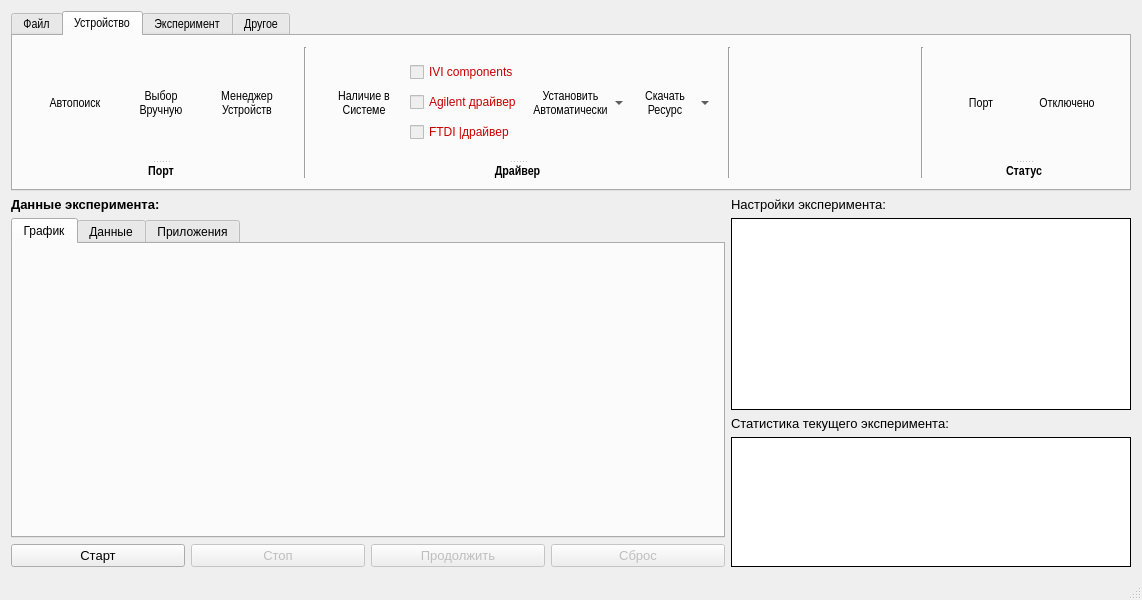
First picture: the form in mainwindow.ui, repository gurmaaan/WeldAnalysis, before the edit.
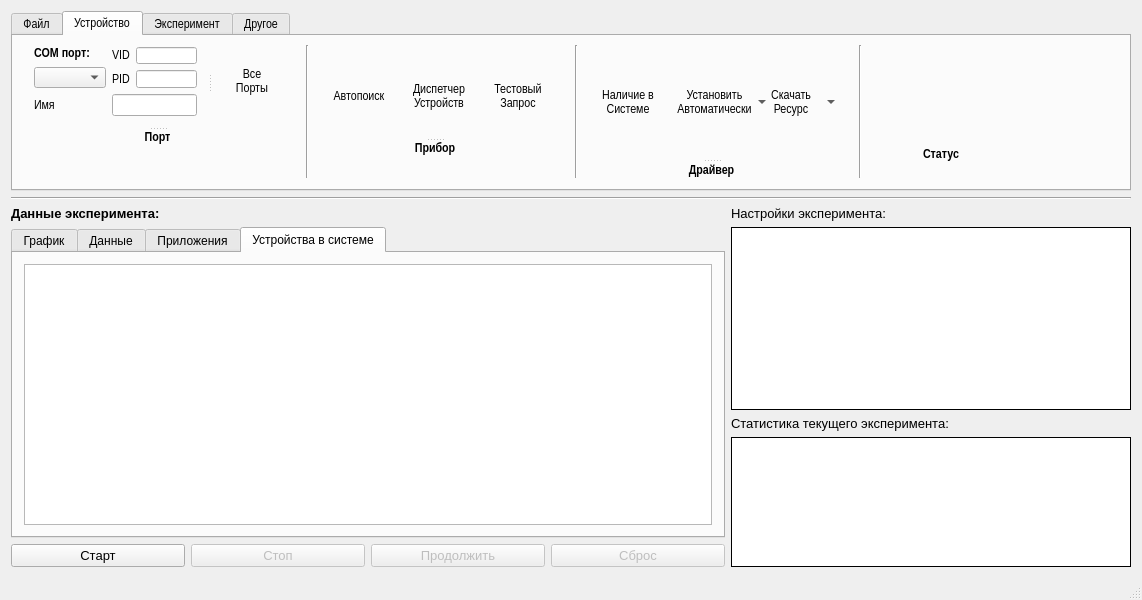
Second picture: the form after the edit. The open tabs and pages were chosen to show the change. Icons and pictures are not drawn. Custom widgets are drawn as their Qt base class.

Patch:
```diff
--- a/mainwindow.ui
+++ b/mainwindow.ui
@@ -527,16 +527,61 @@
        <attribute name="title">
         <string>Устройство</string>
        </attribute>
-       <layout class="QHBoxLayout" name="horizontalLayout_7">
-        <item>
-         <widget class="QSplitter" name="menu_device_port_group">
+       <widget class="Line" name="menu_device_1_line">
+        <property name="geometry">
+         <rect>
+          <x>286</x>
+          <y>9</y>
+          <width>16</width>
+          <height>133</height>
+         </rect>
+        </property>
           <property name="orientation">
            <enum>Qt::Vertical</enum>
           </property>
-          <widget class="QWidget" name="layoutWidget3">
-           <layout class="QHBoxLayout" name="menu_device_port_tools">
+       </widget>
+       <widget class="Line" name="menu_device_1_line_2">
+        <property name="geometry">
+         <rect>
+          <x>555</x>
+          <y>9</y>
+          <width>16</width>
+          <height>133</height>
+         </rect>
+        </property>
+        <property name="orientation">
+         <enum>Qt::Vertical</enum>
+        </property>
+       </widget>
+       <widget class="Line" name="menu_device_1_line_3">
+        <property name="geometry">
+         <rect>
+          <x>839</x>
+          <y>9</y>
+          <width>16</width>
+          <height>133</height>
+         </rect>
+        </property>
+        <property name="orientation">
+         <enum>Qt::Vertical</enum>
+        </property>
+       </widget>
+       <widget class="QSplitter" name="splitter_4">
+        <property name="geometry">
+         <rect>
+          <x>295</x>
+          <y>9</y>
+          <width>254</width>
+          <height>110</height>
+         </rect>
+        </property>
+        <property name="orientation">
+         <enum>Qt::Vertical</enum>
+        </property>
+        <widget class="QWidget" name="">
+         <layout class="QHBoxLayout" name="horizontalLayout_11">
             <item>
-             <widget class="QToolButton" name="menu_device_autoSearch_button">
+           <widget class="QToolButton" name="menu_device_gadget_autoButton">
               <property name="sizePolicy">
                <sizepolicy hsizetype="Fixed" vsizetype="Fixed">
                 <horstretch>0</horstretch>
@@ -589,52 +634,7 @@
              </widget>
             </item>
             <item>
-             <widget class="QToolButton" name="menu_device_manualSearch_button">
-              <property name="sizePolicy">
-               <sizepolicy hsizetype="Fixed" vsizetype="Fixed">
-                <horstretch>0</horstretch>
-                <verstretch>0</verstretch>
-               </sizepolicy>
-              </property>
-              <property name="minimumSize">
-               <size>
-                <width>80</width>
-                <height>80</height>
-               </size>
-              </property>
-              <property name="toolTip">
-               <string>Выбор порта вручную из списка всех доступных</string>
-              </property>
-              <property name="statusTip">
-               <string>Выбор порта вручную из списка всех доступных</string>
-              </property>
-              <property name="text">
-               <string>Выбор
-Вручную</string>
-              </property>
-              <property name="icon">
-               <iconset resource="sources.qrc">
-                <normaloff>:/GUI/Icons/Device/PortManual.png</normaloff>:/GUI/Icons/Device/PortManual.png</iconset>
-              </property>
-              <property name="iconSize">
-               <size>
-                <width>50</width>
-                <height>50</height>
-               </size>
-              </property>
-              <property name="shortcut">
-               <string>Ctrl+Shift+F</string>
-              </property>
-              <property name="toolButtonStyle">
-               <enum>Qt::ToolButtonTextUnderIcon</enum>
-              </property>
-              <property name="autoRaise">
-               <bool>true</bool>
-              </property>
-             </widget>
-            </item>
-            <item>
-             <widget class="QToolButton" name="menu_device_winManager_button">
+           <widget class="QToolButton" name="menu_device_port_winManager_button">
               <property name="sizePolicy">
                <sizepolicy hsizetype="Fixed" vsizetype="Fixed">
                 <horstretch>0</horstretch>
@@ -660,7 +660,7 @@
                <enum>Qt::LeftToRight</enum>
               </property>
               <property name="text">
-               <string>Менеджер 
+             <string>Диспетчер
 Устройств</string>
               </property>
               <property name="icon">
@@ -681,9 +681,63 @@
               </property>
              </widget>
             </item>
-           </layout>
-          </widget>
-          <widget class="QLabel" name="menu_device_port_label">
+          <item>
+           <widget class="QToolButton" name="menu_device_gadget_test_button">
+            <property name="sizePolicy">
+             <sizepolicy hsizetype="Fixed" vsizetype="Fixed">
+              <horstretch>0</horstretch>
+              <verstretch>0</verstretch>
+             </sizepolicy>
+            </property>
+            <property name="minimumSize">
+             <size>
+              <width>80</width>
+              <height>80</height>
+             </size>
+            </property>
+            <property name="font">
+             <font>
+              <family>Arial Narrow</family>
+              <pointsize>10</pointsize>
+             </font>
+            </property>
+            <property name="toolTip">
+             <string>Автоматический поиск подключенного устройства</string>
+            </property>
+            <property name="statusTip">
+             <string>Автоматический поиск подключенного устройства</string>
+            </property>
+            <property name="text">
+             <string>Тестовый
+Запрос</string>
+            </property>
+            <property name="icon">
+             <iconset resource="sources.qrc">
+              <normaloff>:/GUI/Icons/Device/test.png</normaloff>:/GUI/Icons/Device/test.png</iconset>
+            </property>
+            <property name="iconSize">
+             <size>
+              <width>50</width>
+              <height>50</height>
+             </size>
+            </property>
+            <property name="shortcut">
+             <string>Ctrl+F</string>
+            </property>
+            <property name="popupMode">
+             <enum>QToolButton::InstantPopup</enum>
+            </property>
+            <property name="toolButtonStyle">
+             <enum>Qt::ToolButtonTextUnderIcon</enum>
+            </property>
+            <property name="autoRaise">
+             <bool>true</bool>
+            </property>
+           </widget>
+          </item>
+         </layout>
+        </widget>
+        <widget class="QLabel" name="menu_device_gadget_label">
            <property name="font">
             <font>
              <weight>75</weight>
@@ -691,7 +745,7 @@
             </font>
            </property>
            <property name="text">
-            <string>Порт</string>
+          <string>Прибор</string>
            </property>
            <property name="alignment">
             <set>Qt::AlignCenter</set>
@@ -701,20 +755,19 @@
            </property>
           </widget>
          </widget>
-        </item>
-        <item>
-         <widget class="Line" name="menu_device_1_line">
-          <property name="orientation">
-           <enum>Qt::Vertical</enum>
-          </property>
-         </widget>
-        </item>
-        <item>
-         <widget class="QSplitter" name="splitter_2">
+       <widget class="QSplitter" name="splitter_5">
+        <property name="geometry">
+         <rect>
+          <x>564</x>
+          <y>9</y>
+          <width>269</width>
+          <height>133</height>
+         </rect>
+        </property>
           <property name="orientation">
            <enum>Qt::Vertical</enum>
           </property>
-          <widget class="QWidget" name="layoutWidget">
+        <widget class="QWidget" name="">
            <layout class="QHBoxLayout" name="horizontalLayout_3">
             <item>
              <widget class="QToolButton" name="menu_device_driverInfo_button">
@@ -758,49 +811,6 @@
               </property>
              </widget>
             </item>
-            <item>
-             <layout class="QVBoxLayout" name="verticalLayout_5">
-              <item>
-               <widget class="QCheckBox" name="menu_driver_ivi_status">
-                <property name="enabled">
-                 <bool>false</bool>
-                </property>
-                <property name="styleSheet">
-                 <string notr="true">color:rgb(199, 0, 0);</string>
-                </property>
-                <property name="text">
-                 <string>IVI components</string>
-                </property>
-               </widget>
-              </item>
-              <item>
-               <widget class="QCheckBox" name="menu_driver_agilent_status">
-                <property name="enabled">
-                 <bool>false</bool>
-                </property>
-                <property name="styleSheet">
-                 <string notr="true">color:rgb(199, 0, 0)</string>
-                </property>
-                <property name="text">
-                 <string>Agilent драйвер</string>
-                </property>
-               </widget>
-              </item>
-              <item>
-               <widget class="QCheckBox" name="menu_driver_ftdi_status">
-                <property name="enabled">
-                 <bool>false</bool>
-                </property>
-                <property name="styleSheet">
-                 <string notr="true">color:rgb(199, 0, 0)</string>
-                </property>
-                <property name="text">
-                 <string>FTDI |драйвер</string>
-                </property>
-               </widget>
-              </item>
-             </layout>
-            </item>
             <item>
              <widget class="QToolButton" name="menu_device_driverSetUp_button">
               <property name="sizePolicy">
@@ -917,128 +927,18 @@
            </property>
           </widget>
          </widget>
-        </item>
-        <item>
-         <widget class="Line" name="menu_device_2_line">
-          <property name="orientation">
-           <enum>Qt::Vertical</enum>
-          </property>
-         </widget>
-        </item>
-        <item>
-         <spacer name="menu_device_spacer">
+       <widget class="QSplitter" name="splitter_2">
+        <property name="geometry">
+         <rect>
+          <x>910</x>
+          <y>110</y>
+          <width>36</width>
+          <height>16</height>
+         </rect>
+        </property>
           <property name="orientation">
-           <enum>Qt::Horizontal</enum>
-          </property>
-          <property name="sizeHint" stdset="0">
-           <size>
-            <width>187</width>
-            <height>20</height>
-           </size>
-          </property>
-         </spacer>
-        </item>
-        <item>
-         <widget class="Line" name="menu_device_3_line">
-          <property name="orientation">
            <enum>Qt::Vertical</enum>
           </property>
-         </widget>
-        </item>
-        <item>
-         <widget class="QSplitter" name="menu_device_status_group">
-          <property name="orientation">
-           <enum>Qt::Vertical</enum>
-          </property>
-          <widget class="QWidget" name="layoutWidget5">
-           <layout class="QHBoxLayout" name="menu_device_status_tools">
-            <item>
-             <widget class="QToolButton" name="menu_device_connetionPort_button">
-              <property name="enabled">
-               <bool>true</bool>
-              </property>
-              <property name="sizePolicy">
-               <sizepolicy hsizetype="Fixed" vsizetype="Fixed">
-                <horstretch>0</horstretch>
-                <verstretch>0</verstretch>
-               </sizepolicy>
-              </property>
-              <property name="minimumSize">
-               <size>
-                <width>80</width>
-                <height>80</height>
-               </size>
-              </property>
-              <property name="contextMenuPolicy">
-               <enum>Qt::NoContextMenu</enum>
-              </property>
-              <property name="toolTip">
-               <string>Порт, в который подключено устройство</string>
-              </property>
-              <property name="text">
-               <string>Порт</string>
-              </property>
-              <property name="icon">
-               <iconset resource="sources.qrc">
-                <normaloff>:/GUI/Icons/Device/USBNon.png</normaloff>:/GUI/Icons/Device/USBNon.png</iconset>
-              </property>
-              <property name="iconSize">
-               <size>
-                <width>50</width>
-                <height>50</height>
-               </size>
-              </property>
-              <property name="toolButtonStyle">
-               <enum>Qt::ToolButtonTextUnderIcon</enum>
-              </property>
-              <property name="autoRaise">
-               <bool>true</bool>
-              </property>
-             </widget>
-            </item>
-            <item>
-             <widget class="QToolButton" name="menu_device_connectionInfo_button">
-              <property name="sizePolicy">
-               <sizepolicy hsizetype="Fixed" vsizetype="Fixed">
-                <horstretch>0</horstretch>
-                <verstretch>0</verstretch>
-               </sizepolicy>
-              </property>
-              <property name="minimumSize">
-               <size>
-                <width>80</width>
-                <height>80</height>
-               </size>
-              </property>
-              <property name="contextMenuPolicy">
-               <enum>Qt::NoContextMenu</enum>
-              </property>
-              <property name="toolTip">
-               <string>Статус подключения устройства</string>
-              </property>
-              <property name="text">
-               <string>Отключено</string>
-              </property>
-              <property name="icon">
-               <iconset resource="sources.qrc">
-                <normaloff>:/GUI/Icons/Device/USBBad.png</normaloff>:/GUI/Icons/Device/USBBad.png</iconset>
-              </property>
-              <property name="iconSize">
-               <size>
-                <width>50</width>
-                <height>50</height>
-               </size>
-              </property>
-              <property name="toolButtonStyle">
-               <enum>Qt::ToolButtonTextUnderIcon</enum>
-              </property>
-              <property name="autoRaise">
-               <bool>true</bool>
-              </property>
-             </widget>
-            </item>
-           </layout>
-          </widget>
           <widget class="QLabel" name="menu_device_status_label">
            <property name="font">
             <font>
@@ -1057,8 +957,172 @@
            </property>
           </widget>
          </widget>
-        </item>
-       </layout>
+       <widget class="QSplitter" name="splitter_6">
+        <property name="geometry">
+         <rect>
+          <x>10</x>
+          <y>0</y>
+          <width>269</width>
+          <height>108</height>
+         </rect>
+        </property>
+        <property name="orientation">
+         <enum>Qt::Vertical</enum>
+        </property>
+        <widget class="QSplitter" name="splitter_3">
+         <property name="orientation">
+          <enum>Qt::Horizontal</enum>
+         </property>
+         <widget class="QWidget" name="">
+          <layout class="QFormLayout" name="formLayout_2">
+           <item row="0" column="0">
+            <layout class="QVBoxLayout" name="verticalLayout_5">
+             <item>
+              <widget class="QLabel" name="menu_device_port_comLabel">
+               <property name="text">
+                <string>&lt;html&gt;&lt;head/&gt;&lt;body&gt;&lt;p&gt;&lt;span style=&quot; font-weight:600;&quot;&gt;COM порт:&lt;/span&gt;&lt;/p&gt;&lt;/body&gt;&lt;/html&gt;</string>
+               </property>
+               <property name="buddy">
+                <cstring>menu_device_port_comCombo</cstring>
+               </property>
+              </widget>
+             </item>
+             <item>
+              <widget class="QComboBox" name="menu_device_port_comCombo"/>
+             </item>
+            </layout>
+           </item>
+           <item row="0" column="1">
+            <layout class="QFormLayout" name="formLayout">
+             <item row="0" column="0">
+              <widget class="QLabel" name="menu_device_port_vidLabel">
+               <property name="text">
+                <string>VID</string>
+               </property>
+               <property name="buddy">
+                <cstring>menu_device_port_vidEdit</cstring>
+               </property>
+              </widget>
+             </item>
+             <item row="0" column="1">
+              <widget class="QLineEdit" name="menu_device_port_vidEdit">
+               <property name="maximumSize">
+                <size>
+                 <width>100</width>
+                 <height>16777215</height>
+                </size>
+               </property>
+               <property name="clearButtonEnabled">
+                <bool>false</bool>
+               </property>
+              </widget>
+             </item>
+             <item row="1" column="0">
+              <widget class="QLabel" name="menu_device_port_pidLabel">
+               <property name="text">
+                <string>PID</string>
+               </property>
+               <property name="buddy">
+                <cstring>menu_device_port_pidEdit</cstring>
+               </property>
+              </widget>
+             </item>
+             <item row="1" column="1">
+              <widget class="QLineEdit" name="menu_device_port_pidEdit">
+               <property name="maximumSize">
+                <size>
+                 <width>100</width>
+                 <height>16777215</height>
+                </size>
+               </property>
+               <property name="readOnly">
+                <bool>true</bool>
+               </property>
+              </widget>
+             </item>
+            </layout>
+           </item>
+           <item row="1" column="0">
+            <widget class="QLabel" name="menu_device_port_nameLabel">
+             <property name="text">
+              <string>Имя</string>
+             </property>
+             <property name="buddy">
+              <cstring>menu_device_port_nameEdit</cstring>
+             </property>
+            </widget>
+           </item>
+           <item row="1" column="1">
+            <widget class="QLineEdit" name="menu_device_port_nameEdit">
+             <property name="readOnly">
+              <bool>true</bool>
+             </property>
+            </widget>
+           </item>
+          </layout>
+         </widget>
+         <widget class="QToolButton" name="menu_device_port_allButton">
+          <property name="sizePolicy">
+           <sizepolicy hsizetype="Fixed" vsizetype="Fixed">
+            <horstretch>0</horstretch>
+            <verstretch>0</verstretch>
+           </sizepolicy>
+          </property>
+          <property name="minimumSize">
+           <size>
+            <width>80</width>
+            <height>80</height>
+           </size>
+          </property>
+          <property name="toolTip">
+           <string>Просмотр всех подключенных устройств, найденных в системе (Включая HID)</string>
+          </property>
+          <property name="statusTip">
+           <string>Просмотр всех подключенных устройств, найденных в системе (Включая HID) </string>
+          </property>
+          <property name="text">
+           <string>Все
+Порты</string>
+          </property>
+          <property name="icon">
+           <iconset resource="sources.qrc">
+            <normaloff>:/GUI/Icons/Device/PortManual.png</normaloff>:/GUI/Icons/Device/PortManual.png</iconset>
+          </property>
+          <property name="iconSize">
+           <size>
+            <width>50</width>
+            <height>50</height>
+           </size>
+          </property>
+          <property name="shortcut">
+           <string>Ctrl+Shift+F</string>
+          </property>
+          <property name="toolButtonStyle">
+           <enum>Qt::ToolButtonTextUnderIcon</enum>
+          </property>
+          <property name="autoRaise">
+           <bool>true</bool>
+          </property>
+         </widget>
+        </widget>
+        <widget class="QLabel" name="menu_device_port_label">
+         <property name="font">
+          <font>
+           <weight>75</weight>
+           <bold>true</bold>
+          </font>
+         </property>
+         <property name="text">
+          <string>Порт</string>
+         </property>
+         <property name="alignment">
+          <set>Qt::AlignCenter</set>
+         </property>
+         <property name="buddy">
+          <cstring>menu_device_gadget_autoButton</cstring>
+         </property>
+        </widget>
+       </widget>
       </widget>
       <widget class="QWidget" name="menu_experiment_tabHeader">
        <property name="toolTip">
@@ -2784,6 +2848,13 @@
       </widget>
      </widget>
     </item>
+    <item>
+     <widget class="Line" name="line">
+      <property name="orientation">
+       <enum>Qt::Horizontal</enum>
+      </property>
+     </widget>
+    </item>
     <item>
      <layout class="QHBoxLayout" name="main_window">
       <item>
@@ -2876,6 +2947,16 @@
             </item>
            </layout>
           </widget>
+          <widget class="QWidget" name="experiment_usb_tab">
+           <attribute name="title">
+            <string>Устройства в системе</string>
+           </attribute>
+           <layout class="QVBoxLayout" name="verticalLayout_8">
+            <item>
+             <widget class="QTreeView" name="experiment__usb_tree"/>
+            </item>
+           </layout>
+          </widget>
          </widget>
         </item>
         <item>
```
Left out of the diff: 33 changed lines with no effect on the pictures. Lines whose indentation alone changed are shown as unchanged.
